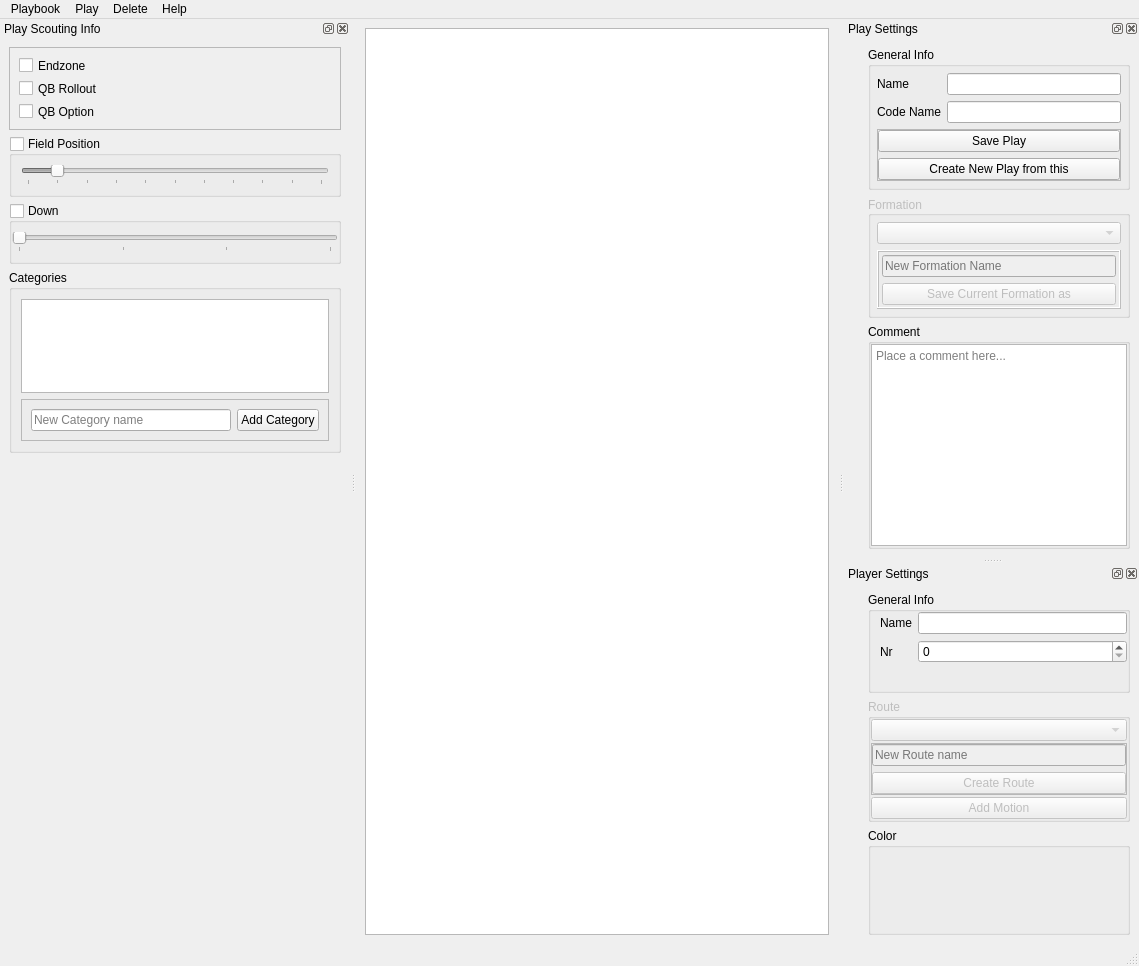
The window that src/dialogs/mainDialog.ui (obraunsdorf/playbook-creator) describes before a commit, drawn with Qt 5.
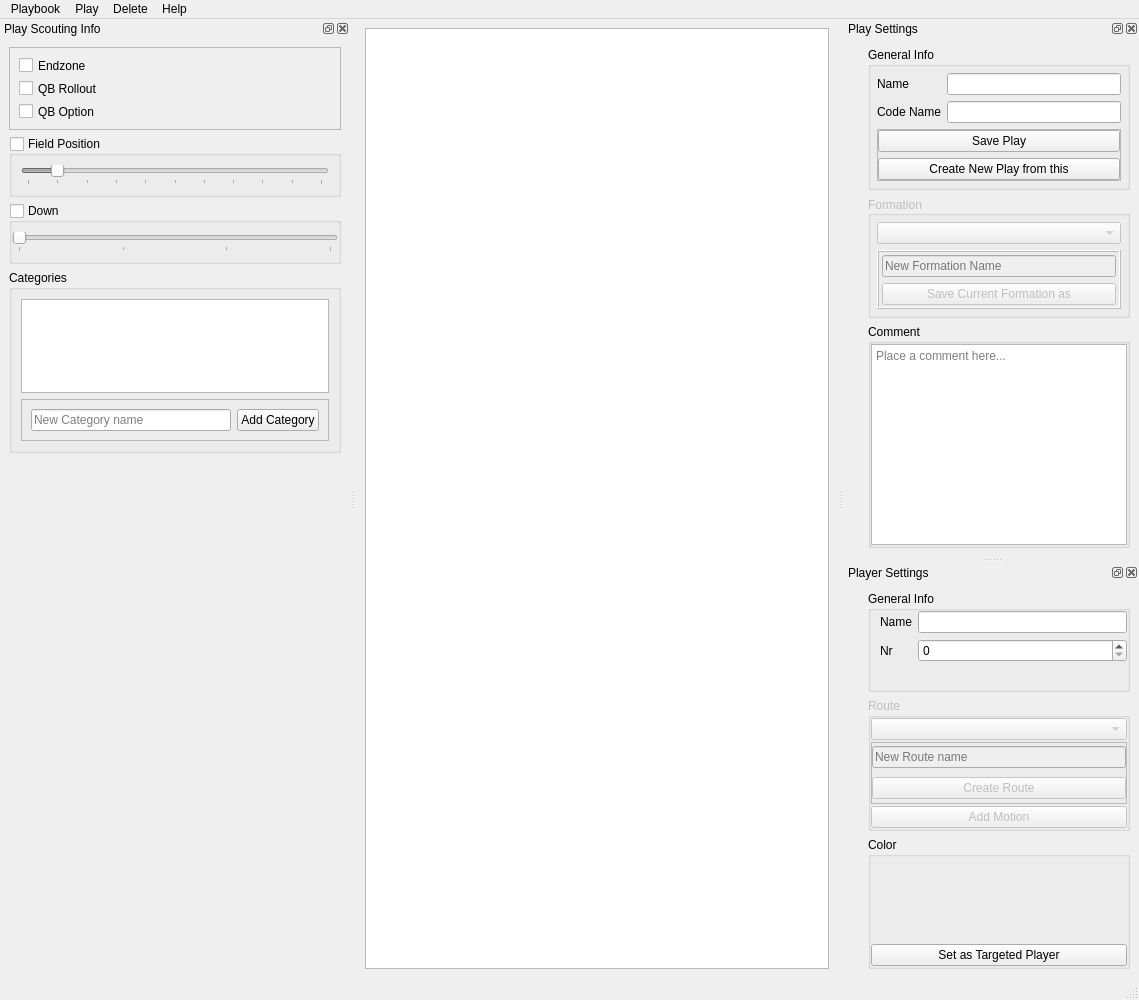
The same window after the commit. Custom widgets are drawn as their Qt base class.

Commit message: mark targeted player

Diff of the .ui file:
```diff
--- a/src/dialogs/mainDialog.ui
+++ b/src/dialogs/mainDialog.ui
@@ -331,8 +331,8 @@
   <widget class="QDockWidget" name="dockWidget">
    <property name="minimumSize">
     <size>
-     <width>139</width>
-     <height>380</height>
+     <width>184</width>
+     <height>415</height>
     </size>
    </property>
    <property name="windowTitle">
@@ -508,6 +508,13 @@
         <property name="bottomMargin">
          <number>0</number>
         </property>
+        <item row="1" column="0">
+         <widget class="QPushButton" name="pushButton_4">
+          <property name="text">
+           <string>Set as Targeted Player</string>
+          </property>
+         </widget>
+        </item>
         <item row="0" column="0">
          <widget class="color_widgets::ColorWheel" name="playerColorWheel">
           <property name="sizePolicy">
```
Left out of the diff: 27 changed lines with no effect on the pictures. The commit also changes 2 other files.
